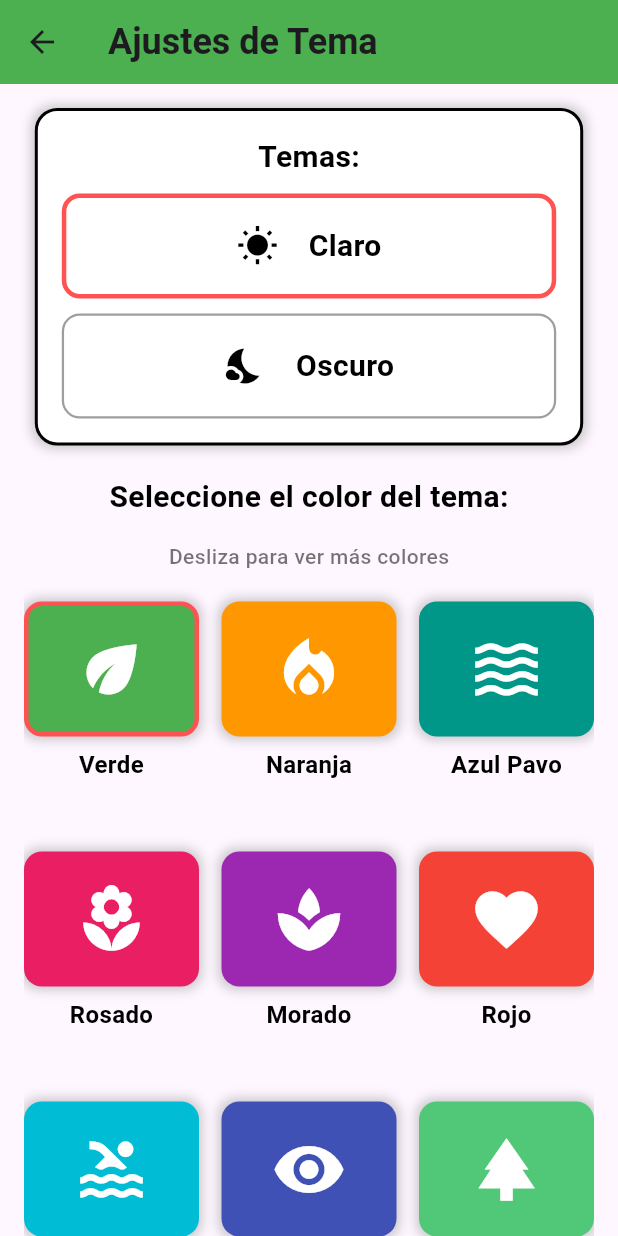
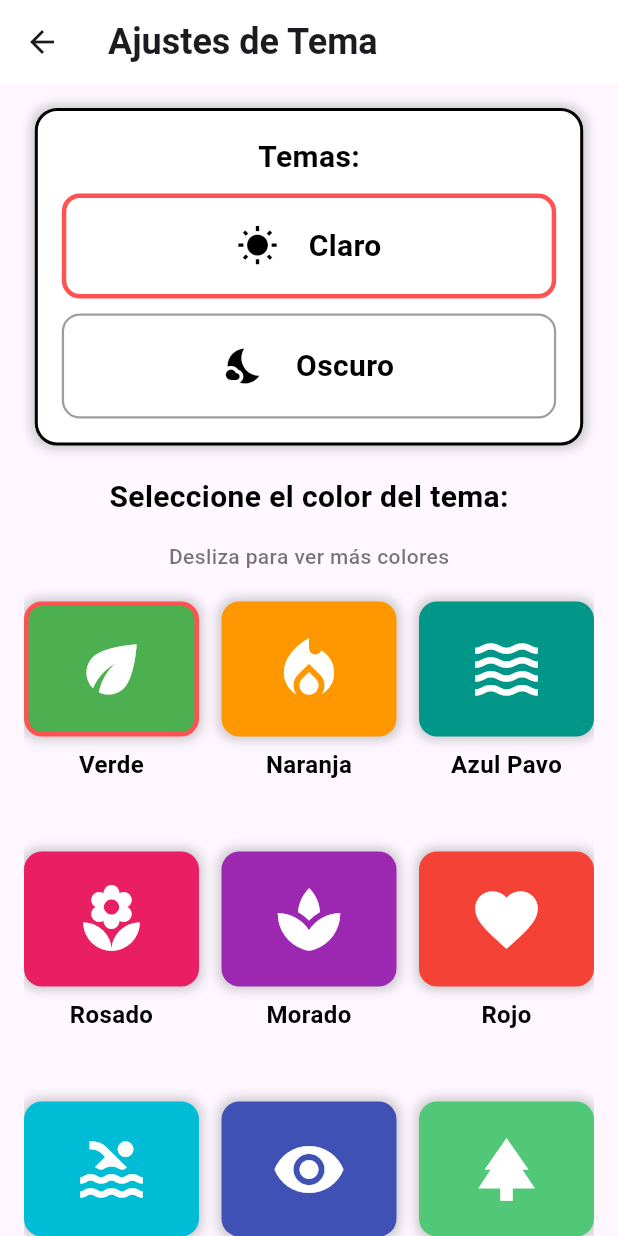
Before and after one commit to LuCaSAmaYa/pdf_reader_app, a Flutter app: the screen it shows after launch, in the side drawer, after a tap on "Ajustes de Tema", on a phone screen of 412 x 824 dp. Run offline on Flutter 3.47's test engine with Material 3 defaults, Android fonts, the phone set to English and light mode, and no system bars; our stand-ins replace flutter_riverpod, shared_preferences; missing offline and left inert: file_selector, flutter_pdfview.

```diff
--- a/lib/main.dart
+++ b/lib/main.dart
@@ -1,80 +1,28 @@
 import 'package:flutter/material.dart';
-import 'package:provider/provider.dart';
+import 'package:flutter_riverpod/flutter_riverpod.dart';
 import 'screens/home_screen.dart';
-import 'screens/pdf_viewer.dart';
-import 'utils/theme_provider.dart';
-import 'package:flutter_sharing_intent/flutter_sharing_intent.dart';
+import 'providers/theme_provider.dart';
+import 'utils/theme_data.dart';
 
 void main() async {
-  // Asegura que los bindings de Flutter se inicialicen antes de ejecutar la app
   WidgetsFlutterBinding.ensureInitialized();
-
-  // 1. Crea una instancia de ThemeProvider
-  final themeProvider = ThemeProvider();
-
-  // 2. Carga las preferencias del usuario (tema, color) antes de iniciar la interfaz
-  await themeProvider.loadPreferences();
-
-  // 3. Inicia la aplicación con MultiProvider
-  runApp(
-    MultiProvider(
-      providers: [
-        ChangeNotifierProvider.value(value: themeProvider),
-      ],
-      child: const MyApp(),
-    ),
-  );
+  runApp(const ProviderScope(child: MyApp()));
 }
 
-class MyApp extends StatefulWidget {
+class MyApp extends ConsumerWidget {
   const MyApp({super.key});
 
   @override
-  MyAppState createState() => MyAppState();
-}
+  Widget build(BuildContext context, WidgetRef ref) {
+    final themeState = ref.watch(themeProvider);
 
-class MyAppState extends State<MyApp> {
-  String? sharedPdfPath;
-
-  @override
-  void initState() {
-    super.initState();
-
-    // Escuchar PDFs compartidos cuando la app está abierta
-    FlutterSharingIntent.instance.getMediaStream().listen((value) {
-      if (value.isNotEmpty) {
-        setState(() {
-          sharedPdfPath = value.first.value;
-        });
-      }
-    });
-
-    // Capturar PDFs compartidos cuando la app es abierta desde otro lugar
-    FlutterSharingIntent.instance.getInitialSharing().then((value) {
-      if (value.isNotEmpty) {
-        setState(() {
-          sharedPdfPath = value.first.value;
-        });
-      }
-    });
-  }
-
-  @override
-  Widget build(BuildContext context) {
-    return Consumer<ThemeProvider>(
-      builder: (context, themeProvider, child) {
-        return MaterialApp(
-          title: 'Lector de PDFs',
-          theme: themeProvider.getThemeData(),
-          home: sharedPdfPath != null
-              ? PdfViewerPage(pdfPath: sharedPdfPath!) // Si se recibe un PDF, lo abre directamente
-              : HomeScreen(onThemeChanged: (String subTheme, bool isDark) {
-                  themeProvider.changeSubTheme(subTheme);
-                  themeProvider.toggleTheme(isDark);
-                }),
-          debugShowCheckedModeBanner: false,
-        );
-      },
+    return MaterialApp(
+      title: 'Lector de PDFs',
+      theme: themeState.isDarkTheme
+          ? getDarkTheme(themeState.selectedSubTheme)
+          : getLightTheme(themeState.selectedSubTheme),
+      home: const HomeScreen(),
+      debugShowCheckedModeBanner: false,
     );
   }
 }
--- /dev/null
+++ b/lib/providers/theme_provider.dart
@@ -0,0 +1,46 @@
+import 'package:flutter_riverpod/flutter_riverpod.dart';
+import 'package:shared_preferences/shared_preferences.dart';
+
+final themeProvider = StateNotifierProvider<ThemeNotifier, ThemeState>((ref) {
+  return ThemeNotifier();
+});
+
+class ThemeState {
+  final bool isDarkTheme;
+  final String selectedSubTheme;
+
+  ThemeState({required this.isDarkTheme, required this.selectedSubTheme});
+
+  ThemeState copyWith({bool? isDarkTheme, String? selectedSubTheme}) {
+    return ThemeState(
+      isDarkTheme: isDarkTheme ?? this.isDarkTheme,
+      selectedSubTheme: selectedSubTheme ?? this.selectedSubTheme,
+    );
+  }
+}
+
+class ThemeNotifier extends StateNotifier<ThemeState> {
+  ThemeNotifier()
+      : super(ThemeState(isDarkTheme: false, selectedSubTheme: 'Verde')) {
+    loadPreferences();
+  }
+
+  Future<void> loadPreferences() async {
+    final prefs = await SharedPreferences.getInstance();
+    final isDarkTheme = prefs.getBool('isDarkTheme') ?? false;
+    final selectedSubTheme = prefs.getString('selectedSubTheme') ?? 'Verde';
+    state = state.copyWith(isDarkTheme: isDarkTheme, selectedSubTheme: selectedSubTheme);
+  }
+
+  Future<void> toggleTheme(bool isDark) async {
+    final prefs = await SharedPreferences.getInstance();
+    await prefs.setBool('isDarkTheme', isDark);
+    state = state.copyWith(isDarkTheme: isDark);
+  }
+
+  Future<void> changeSubTheme(String subTheme) async {
+    final prefs = await SharedPreferences.getInstance();
+    await prefs.setString('selectedSubTheme', subTheme);
+    state = state.copyWith(selectedSubTheme: subTheme);
+  }
+}
--- a/lib/screens/about_screen.dart
+++ b/lib/screens/about_screen.dart
@@ -1,4 +1,3 @@
-// lib/about_screen.dart
 import 'package:flutter/material.dart';
 
 class AboutScreen extends StatelessWidget {
--- a/lib/screens/home_screen.dart
+++ b/lib/screens/home_screen.dart
@@ -1,33 +1,29 @@
-// lib/home_screen.dart
 import 'package:flutter/material.dart';
-import 'package:file_selector/file_selector.dart'; // Importamos file_selector
+import 'package:flutter_riverpod/flutter_riverpod.dart';
+import 'package:file_selector/file_selector.dart';
 import 'pdf_viewer.dart';
 import '../widgets/menu_drawer.dart';
+import '../providers/theme_provider.dart';
 
-class HomeScreen extends StatefulWidget {
-  final Function(String, bool) onThemeChanged;
-
-  const HomeScreen({super.key, required this.onThemeChanged});
+class HomeScreen extends ConsumerStatefulWidget {
+  const HomeScreen({super.key});
 
   @override
   HomeScreenState createState() => HomeScreenState();
 }
 
-class HomeScreenState extends State<HomeScreen> {
-  String? pdfPath; // Ruta del archivo PDF seleccionada
+class HomeScreenState extends ConsumerState<HomeScreen> {
+  String? pdfPath;
 
-  // Función para seleccionar un archivo PDF
   Future<void> pickPdfFile() async {
-    const XTypeGroup typeGroup = XTypeGroup(
-      label: 'PDFs',
-      extensions: ['pdf'],
-    );
+    const XTypeGroup typeGroup = XTypeGroup(label: 'PDFs', extensions: ['pdf']);
     final XFile? file = await openFile(acceptedTypeGroups: [typeGroup]);
 
     if (file != null && mounted) {
       setState(() {
         pdfPath = file.path;
       });
+
       if (mounted) {
         Navigator.push(
           context,
@@ -39,7 +35,8 @@ class HomeScreenState extends State<HomeScreen> {
 
   @override
   Widget build(BuildContext context) {
-    bool isDark = Theme.of(context).brightness == Brightness.dark;
+    final themeState = ref.watch(themeProvider);
+    bool isDark = themeState.isDarkTheme;
 
     return Scaffold(
       appBar: AppBar(
--- a/lib/screens/pdf_viewer.dart
+++ b/lib/screens/pdf_viewer.dart
@@ -1,7 +1,6 @@
-// lib/pdf_viewer.dart
 import 'package:flutter/material.dart';
 import 'package:flutter_pdfview/flutter_pdfview.dart';
-import '../../services/pdf_functions.dart';
+import '../services/pdf_functions.dart';
 
 class PdfViewerPage extends StatelessWidget {
   final String pdfPath;
@@ -19,7 +18,7 @@ class PdfViewerPage extends StatelessWidget {
             fontWeight: FontWeight.bold,
             shadows: [Shadow(blurRadius: 5, color: Colors.black26, offset: Offset(2, 2))],
           ),
-        ),
+        ), // 🔹 Cerramos el AppBar aquí correctamente
         actions: [
           IconButton(
             icon: const Icon(Icons.save, size: 30),
--- a/lib/screens/settings_screen.dart
+++ b/lib/screens/settings_screen.dart
@@ -1,16 +1,15 @@
-// lib/screens/settings_screen.dart
 import 'package:flutter/material.dart';
-import 'package:provider/provider.dart';
-import '../utils/theme_provider.dart';
-import '../screens/theme_settings/theme_selection.dart';
-import '../screens/theme_settings/color_selection.dart';
+import 'package:flutter_riverpod/flutter_riverpod.dart';
+import '../providers/theme_provider.dart';
+import 'theme_settings/theme_selection.dart';
+import 'theme_settings/color_selection.dart';
 
-class SettingsScreen extends StatelessWidget {
+class SettingsScreen extends ConsumerWidget {
   const SettingsScreen({super.key});
 
   @override
-  Widget build(BuildContext context) {
-    var themeProvider = Provider.of<ThemeProvider>(context);
+  Widget build(BuildContext context, WidgetRef ref) {
+    final themeState = ref.watch(themeProvider);
 
     return Scaffold(
       appBar: AppBar(
@@ -21,26 +20,23 @@ class SettingsScreen extends StatelessWidget {
             fontSize: 24,
           ),
         ),
-        backgroundColor: themeProvider.getThemeData().primaryColor,
+        backgroundColor: themeState.isDarkTheme ? Colors.black : Colors.white,
         elevation: 0,
       ),
       body: Container(
-        // Ocupa todo el ancho y alto de la pantalla
         width: double.infinity,
         height: double.infinity,
-        // Puedes cambiar EdgeInsets.only(...) por EdgeInsets.zero si quieres sin bordes
         padding: const EdgeInsets.only(left: 16, right: 16, top: 16),
         child: Column(
           crossAxisAlignment: CrossAxisAlignment.center,
           children: [
-            // Sección de selección de tema
             Container(
               padding: const EdgeInsets.all(16),
               decoration: BoxDecoration(
-                color: themeProvider.isDarkTheme ? Colors.black : Colors.white,
+                color: themeState.isDarkTheme ? Colors.black : Colors.white,
                 borderRadius: BorderRadius.circular(15),
                 border: Border.all(
-                  color: themeProvider.isDarkTheme ? Colors.white : Colors.black,
+                  color: themeState.isDarkTheme ? Colors.white : Colors.black,
                   width: 2,
                 ),
                 boxShadow: [
@@ -54,15 +50,13 @@ class SettingsScreen extends StatelessWidget {
               child: const ThemeSelection(),
             ),
             const SizedBox(height: 20),
-
-            // Sección de selección de colores
             Center(
               child: Text(
                 'Seleccione el color del tema:',
                 style: TextStyle(
                   fontSize: 20,
                   fontWeight: FontWeight.bold,
-                  color: themeProvider.isDarkTheme ? Colors.white : Colors.black,
+                  color: themeState.isDarkTheme ? Colors.white : Colors.black,
                 ),
               ),
             ),
@@ -72,11 +66,10 @@ class SettingsScreen extends StatelessWidget {
               style: TextStyle(
                 fontSize: 14,
                 fontWeight: FontWeight.w500,
-                color: themeProvider.isDarkTheme ? Colors.grey : Colors.black54,
+                color: themeState.isDarkTheme ? Colors.grey : Colors.black54,
               ),
             ),
             const SizedBox(height: 10),
-
             Expanded(
               child: SingleChildScrollView(
                 child: const ColorSelection(),
--- a/lib/screens/theme_settings/color_selection.dart
+++ b/lib/screens/theme_settings/color_selection.dart
@@ -1,19 +1,18 @@
-// lib/theme_settings/color_selection.dart
 import 'package:flutter/material.dart';
-import 'package:provider/provider.dart';
-import '../../utils/theme_provider.dart';
+import 'package:flutter_riverpod/flutter_riverpod.dart';
+import '../../providers/theme_provider.dart';
 import '../../utils/theme_data.dart';
 
-class ColorSelection extends StatelessWidget {
+class ColorSelection extends ConsumerWidget {
   const ColorSelection({super.key});
 
   @override
-  Widget build(BuildContext context) {
-    var themeProvider = Provider.of<ThemeProvider>(context);
-    bool isDark = themeProvider.isDarkTheme;
+  Widget build(BuildContext context, WidgetRef ref) {
+    final themeState = ref.watch(themeProvider);
+    bool isDark = themeState.isDarkTheme;
 
     return GridView.count(
-      padding: const EdgeInsets.only(top: 10,  bottom: 70),
+      padding: const EdgeInsets.only(top: 10, bottom: 70),
       shrinkWrap: true,
       crossAxisCount: 3,
       crossAxisSpacing: 15,
@@ -21,12 +20,17 @@ class ColorSelection extends StatelessWidget {
       childAspectRatio: 1.0,
       physics: const NeverScrollableScrollPhysics(),
       children: subThemes.entries.map((entry) {
-        bool isSelected = themeProvider.selectedSubTheme == entry.key;
+        bool isSelected = themeState.selectedSubTheme == entry.key;
         return Column(
           mainAxisSize: MainAxisSize.min,
           children: [
             GestureDetector(
-              onTap: () => themeProvider.changeSubTheme(entry.key),
+              onTap: () {
+                ref.read(themeProvider.notifier).changeSubTheme(entry.key);
+                ScaffoldMessenger.of(context).showSnackBar(
+                  SnackBar(content: Text('Color seleccionado: ${entry.key}')),
+                );
+              },
               child: Container(
                 width: 130,
                 height: 90,
--- a/lib/screens/theme_settings/theme_selection.dart
+++ b/lib/screens/theme_settings/theme_selection.dart
@@ -1,15 +1,14 @@
-// lib/theme_settings/theme_selection.dart
 import 'package:flutter/material.dart';
-import 'package:provider/provider.dart';
-import '../../utils/theme_provider.dart';
+import 'package:flutter_riverpod/flutter_riverpod.dart';
+import '../../providers/theme_provider.dart';
 
-class ThemeSelection extends StatelessWidget {
+class ThemeSelection extends ConsumerWidget {
   const ThemeSelection({super.key});
 
   @override
-  Widget build(BuildContext context) {
-    var themeProvider = Provider.of<ThemeProvider>(context);
-    bool isDark = themeProvider.isDarkTheme;
+  Widget build(BuildContext context, WidgetRef ref) {
+    final themeState = ref.watch(themeProvider);
+    bool isDark = themeState.isDarkTheme;
     double screenWidth = MediaQuery.of(context).size.width;
 
     return Column(
@@ -17,7 +16,7 @@ class ThemeSelection extends StatelessWidget {
         Text(
           'Temas:',
           style: TextStyle(
-            fontSize: 20, // Aumentado el tamaño de la fuente
+            fontSize: 20,
             fontWeight: FontWeight.bold,
             color: isDark ? Colors.white : Colors.black,
           ),
@@ -25,22 +24,23 @@ class ThemeSelection extends StatelessWidget {
         const SizedBox(height: 10),
         Column(
           children: [
-            _buildThemeButton(context, isDark, false, Icons.wb_sunny, 'Claro', screenWidth * 0.80),
+            _buildThemeButton(context, ref, isDark, false, Icons.wb_sunny, 'Claro', screenWidth * 0.80),
             const SizedBox(height: 10),
-            _buildThemeButton(context, isDark, true, Icons.nights_stay, 'Oscuro', screenWidth * 0.80),
+            _buildThemeButton(context, ref, isDark, true, Icons.nights_stay, 'Oscuro', screenWidth * 0.80),
           ],
         ),
       ],
     );
   }
 
-  Widget _buildThemeButton(BuildContext context, bool isDark, bool darkMode, IconData icon, String text, double width) {
+  Widget _buildThemeButton(BuildContext context, WidgetRef ref, bool isDark, bool darkMode, IconData icon, String text, double width) {
     bool isSelected = (isDark == darkMode);
     return GestureDetector(
-      onTap: () => Provider.of<ThemeProvider>(context, listen: false).toggleTheme(darkMode),
-      child: Container(
-        width: width, // 80% del ancho de la pantalla
-        height: 70, // Aumentado el alto
+      onTap: () => ref.read(themeProvider.notifier).toggleTheme(darkMode),
+      child: AnimatedContainer(
+        duration: const Duration(milliseconds: 300),
+        width: width,
+        height: 70,
         padding: const EdgeInsets.symmetric(vertical: 14),
         decoration: BoxDecoration(
           color: isSelected ? (darkMode ? Colors.black : Colors.white) : Colors.transparent,
@@ -53,12 +53,12 @@ class ThemeSelection extends StatelessWidget {
         child: Row(
           mainAxisAlignment: MainAxisAlignment.center,
           children: [
-            Icon(icon, color: isDark ? Colors.white : Colors.black, size: 28), // Aumentado el tamaño del icono
+            Icon(icon, color: isDark ? Colors.white : Colors.black, size: 28),
             const SizedBox(width: 20),
             Text(
               text,
               style: TextStyle(
-                fontSize: 20, // Aumentado el tamaño del texto
+                fontSize: 20,
                 fontWeight: FontWeight.bold,
                 color: isDark ? Colors.white : Colors.black,
               ),
--- a/lib/services/pdf_functions.dart
+++ b/lib/services/pdf_functions.dart
@@ -1,4 +1,3 @@
-// lib/pdf_functions.dart
 import 'package:flutter/material.dart';
 import 'dart:io';
 import 'package:logging/logging.dart';
@@ -7,8 +6,6 @@ import 'package:path_provider/path_provider.dart';
 
 final Logger logger = Logger('PdfFunctionsLogger');
 
-// Muestra un diálogo para que el usuario ingrese el nombre del archivo.
-// Retorna el nombre ingresado o null si el usuario cancela.
 Future<String?> _askFileName(BuildContext context, String defaultName) async {
   final TextEditingController controller = TextEditingController(text: defaultName);
 
@@ -39,20 +36,13 @@ Future<String?> _askFileName(BuildContext context, String defaultName) async {
   );
 }
 
-// Función para guardar el archivo PDF en la carpeta privada de la app,
-// permitiendo cambiar el nombre antes de guardarlo.
 Future<void> savePdfAs(BuildContext context, String pdfPath) async {
   try {
-    // Nombre original (sin extensión)
     final originalName = path.basenameWithoutExtension(pdfPath);
-
-    // Pide al usuario un nuevo nombre para el archivo
     final newName = await _askFileName(context, originalName);
 
-    // Si el usuario canceló o no ingresó nada, no guardamos
     if (newName == null) return;
 
-    // Obtener la carpeta de la app en almacenamiento externo privado
     final Directory? extDir = await getExternalStorageDirectory();
     if (extDir == null) {
       ScaffoldMessenger.of(context).showSnackBar(
@@ -61,22 +51,22 @@ Future<void> savePdfAs(BuildContext context, String pdfPath) async {
       return;
     }
 
-    // Crea una subcarpeta opcional
     final myDir = Directory(path.join(extDir.path, 'pdfdocs'));
     if (!await myDir.exists()) {
       await myDir.create(recursive: true);
     }
 
-    // Construir la ruta final
-    // Agrega .pdf si no lo incluye el usuario
     final fileName = newName.endsWith('.pdf') ? newName : '$newName.pdf';
     final savePath = path.join(myDir.path, fileName);
 
-    // Copiar el PDF
     final File pdfFile = File(pdfPath);
+    if (!await pdfFile.exists()) {
+      logger.severe('El archivo PDF no existe en la ruta: $pdfPath');
+      return;
+    }
+
     await pdfFile.copy(savePath);
 
-    // Mensaje de éxito
     if (context.mounted) {
       ScaffoldMessenger.of(context).showSnackBar(
         SnackBar(content: Text('Archivo guardado en: $savePath')),
--- a/lib/utils/theme_data.dart
+++ b/lib/utils/theme_data.dart
@@ -1,7 +1,5 @@
-// lib/theme_data.dart
 import 'package:flutter/material.dart';
 
-// Lista de colores para los subtemas
 final Map<String, Color> subThemes = {
   'Verde': Colors.green,
   'Naranja': Colors.orange,
@@ -11,30 +9,28 @@ final Map<String, Color> subThemes = {
   'Rojo': Colors.red,
   'Cyan': Colors.cyan,
   'Indigo': Colors.indigo,
-  'Verde Esmeralda': const Color(0xFF50C878),  // Verde moderno
-  'Azul Serenity': const Color(0xFF91A8D0),   // Azul moderno
-  'Rosa Palo': const Color(0xFFF4C2C2),       // Rosa claro
-  'Naranja Coral': const Color(0xFFFF6F61),   // Naranja moderno
+  'Verde Esmeralda': const Color(0xFF50C878),
+  'Azul Serenity': const Color(0xFF91A8D0),
+  'Rosa Palo': const Color(0xFFF4C2C2),
+  'Naranja Coral': const Color(0xFFFF6F61),
 };
 
-// Función para obtener el tema claro
 ThemeData getLightTheme(String subThemeKey) {
   final Color primaryColor = subThemes[subThemeKey] ?? Colors.blue;
   return ThemeData(
-    brightness: Brightness.light,  // Tema claro
-    primaryColor: primaryColor,   // Color principal basado en el subtema seleccionado
-    appBarTheme: AppBarTheme(backgroundColor: primaryColor),  // Color del AppBar
-    iconTheme: IconThemeData(color: primaryColor),  // Color de los íconos
+    brightness: Brightness.light,
+    primaryColor: primaryColor,
+    appBarTheme: AppBarTheme(backgroundColor: primaryColor),
+    iconTheme: IconThemeData(color: primaryColor),
   );
 }
 
-// Función para obtener el tema oscuro
 ThemeData getDarkTheme(String subThemeKey) {
   final Color primaryColor = subThemes[subThemeKey] ?? Colors.blue;
   return ThemeData(
-    brightness: Brightness.dark,  // Tema oscuro
-    primaryColor: primaryColor,  // Color principal basado en el subtema seleccionado
-    appBarTheme: AppBarTheme(backgroundColor: primaryColor),  // Color del AppBar
-    iconTheme: IconThemeData(color: primaryColor),  // Color de los íconos
+    brightness: Brightness.dark,
+    primaryColor: primaryColor,
+    appBarTheme: AppBarTheme(backgroundColor: primaryColor),
+    iconTheme: IconThemeData(color: primaryColor),
   );
 }
--- a/lib/widgets/menu_drawer.dart
+++ b/lib/widgets/menu_drawer.dart
@@ -1,15 +1,29 @@
 import 'package:flutter/material.dart';
-import 'package:provider/provider.dart';
-import 'package:pdf_reader_app/screens/settings_screen.dart';
-import 'package:pdf_reader_app/screens/about_screen.dart';
-import 'package:pdf_reader_app/utils/theme_provider.dart';
+import 'package:flutter_riverpod/flutter_riverpod.dart';
+import '../screens/settings_screen.dart';
+import '../screens/about_screen.dart';
+import '../providers/theme_provider.dart';
 
-class MenuDrawer extends StatelessWidget {
+class MenuDrawer extends ConsumerWidget {
   const MenuDrawer({super.key});
 
   @override
-  Widget build(BuildContext context) {
-    var themeProvider = Provider.of<ThemeProvider>(context);
+  Widget build(BuildContext context, WidgetRef ref) {
+    final themeState = ref.watch(themeProvider);
+    bool isDark = themeState.isDarkTheme;
+    String selectedSubTheme = themeState.selectedSubTheme;
+
+    // Define un mapa de colores para los subtemas
+    final Map<String, Color> subThemeColors = {
+      'Verde': Colors.green,
+      'Azul': Colors.blue,
+      'Rojo': Colors.red,
+      'Naranja': Colors.orange,
+      'Púrpura': Colors.purple,
+    };
+
+    // Selecciona el color del subtema, si no existe usa azul por defecto
+    Color subThemeColor = subThemeColors[selectedSubTheme] ?? Colors.blue;
 
     return Drawer(
       child: ListView(
@@ -17,7 +31,7 @@ class MenuDrawer extends StatelessWidget {
         children: <Widget>[
           Container(
             decoration: BoxDecoration(
-              color: themeProvider.getThemeData().primaryColor.withAlpha(204),
+              color: isDark ? Colors.black87 : subThemeColor.withAlpha(204), // 🔹 Se usa el tema y subtema
               borderRadius: BorderRadius.circular(10),
               boxShadow: [
                 BoxShadow(
@@ -28,26 +42,26 @@ class MenuDrawer extends StatelessWidget {
               ],
             ),
             height: 80,
-            child: const Padding(
-              padding: EdgeInsets.only(bottom: 10),
+            child: Padding(
+              padding: const EdgeInsets.only(bottom: 10),
               child: Align(
                 alignment: Alignment.bottomLeft,
                 child: Row(
                   mainAxisAlignment: MainAxisAlignment.start,
                   children: [
-                    SizedBox(width: 16),
+                    const SizedBox(width: 16),
                     Icon(
                       Icons.settings,
-                      color: Colors.white,
+                      color: isDark ? Colors.white : Colors.black, // 🔹 Cambia según el tema
                       size: 28,
                     ),
-                    SizedBox(width: 12),
+                    const SizedBox(width: 12),
                     Text(
                       'Opciones',
                       style: TextStyle(
                         fontSize: 18,
                         fontWeight: FontWeight.bold,
-                        color: Colors.white,
+                        color: isDark ? Colors.white : Colors.black, // 🔹 Cambia según el tema
                       ),
                     ),
                   ],
@@ -56,7 +70,7 @@ class MenuDrawer extends StatelessWidget {
             ),
           ),
           ListTile(
-            leading: const Icon(Icons.color_lens, size: 28),
+            leading: Icon(Icons.color_lens, size: 28, color: subThemeColor), // 🔹 Aplica el color del subtema
             title: const Text(
               'Ajustes de Tema',
               style: TextStyle(fontSize: 18, fontWeight: FontWeight.bold),
--- a/pubspec.yaml
+++ b/pubspec.yaml
@@ -44,6 +44,7 @@ dependencies:
   shared_preferences: ^2.1.0
   path_provider: ^2.0.12
   flutter_sharing_intent: ^1.0.0
+  flutter_riverpod: ^2.4.9  # Riverpod para gestión de estado
 
 dev_dependencies:
   flutter_test:
```
Also changed, not shown: pubspec.lock.
